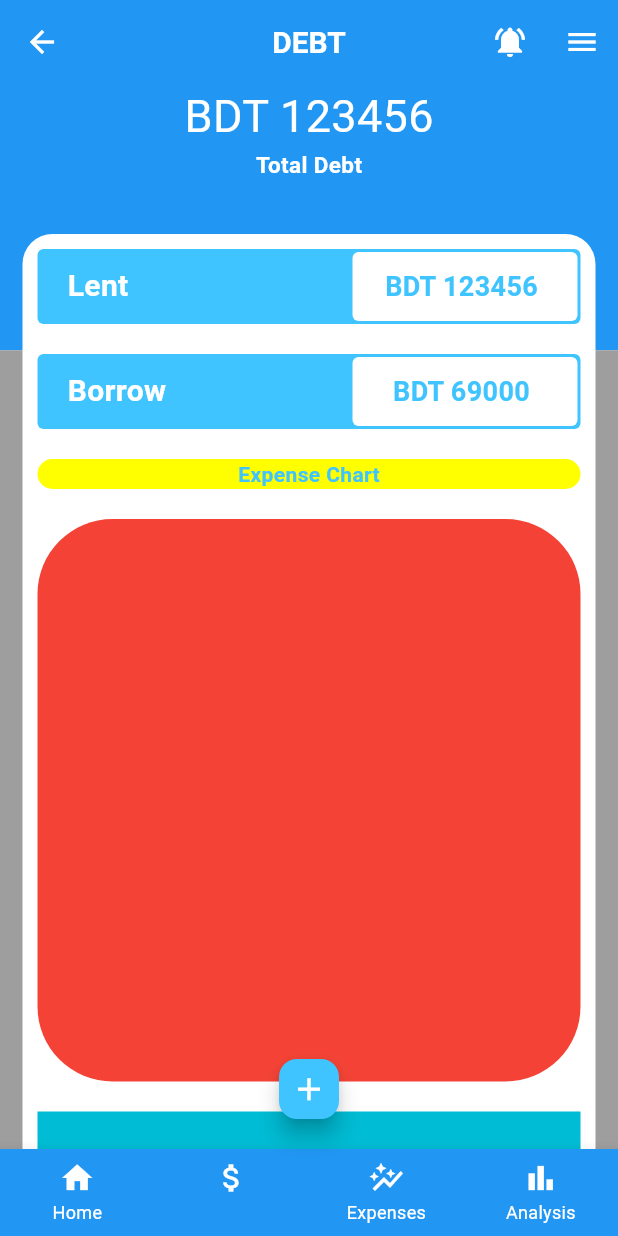
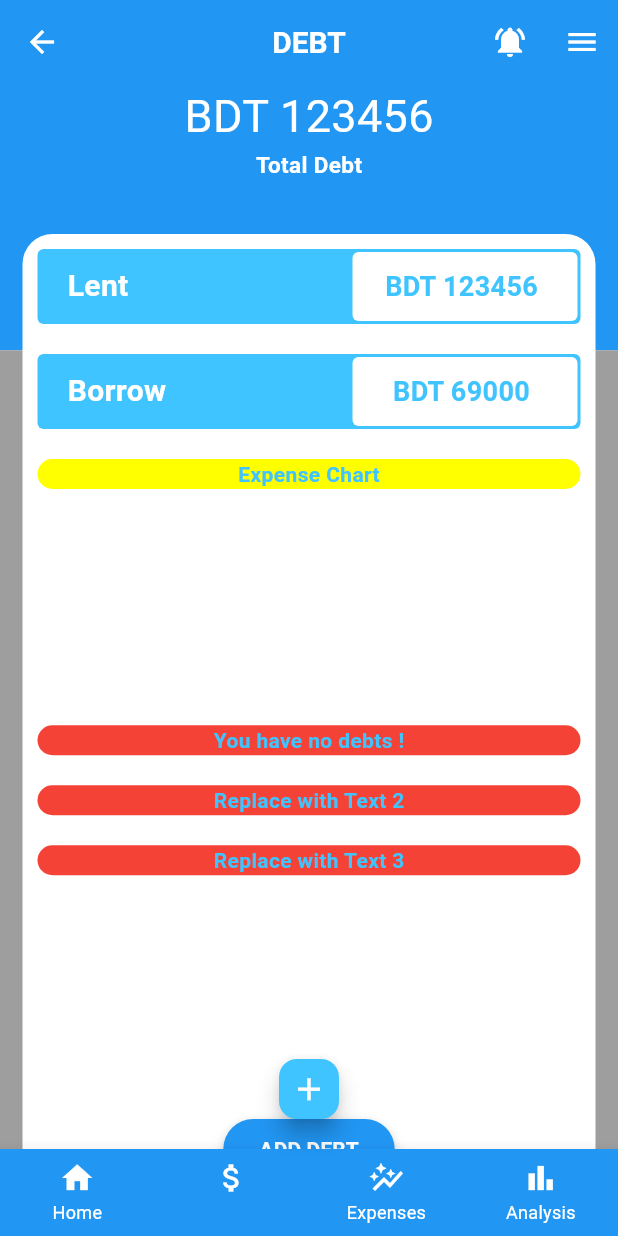
Before and after one commit to aman5196/SpendwiseTracker-App, a Flutter app: the screen it shows after launch, item 2 of the bottom bar chosen, on a phone screen of 412 x 824 dp. Run offline on Flutter 3.47's test engine with Material 3 defaults, Android fonts, the phone set to English and light mode, and no system bars; our stand-ins replace pie_chart.

Commit message:
Update debt_page.dart

```diff
--- a/lib/screens/debt_page.dart
+++ b/lib/screens/debt_page.dart
@@ -183,17 +183,51 @@ class DebtPage extends StatelessWidget {
 
 
                       Expanded(
-                        child: Container(
+                        child: Column( // Use Column for vertical arrangement
+                          mainAxisAlignment: MainAxisAlignment.center,
+                          // Center vertically
+                          children: [
+                            Container(
                               margin: const EdgeInsets.all(10),
                               decoration: BoxDecoration(
                                 color: Colors.red,
-                            borderRadius: BorderRadius.circular(
-                                50), // Adjust the border radius as needed
+                                borderRadius: BorderRadius.circular(50), // Adjust the border radius as needed
                               ),
                               child: Center(
-
-
+                                child: Text(
+                                  " You have no debts ! ",
+                                  style: TextStyle(color: Colors.lightBlueAccent, fontWeight: FontWeight.bold),
                                 ),
+                              ),
+                            ),
+                            // Add two more containers with similar structure, adjust text
+                            Container(
+                              margin: const EdgeInsets.all(10),
+                              decoration: BoxDecoration(
+                                color: Colors.red,
+                                borderRadius: BorderRadius.circular(50), // Adjust the border radius as needed
+                              ),
+                              child: Center(
+                                child: Text(
+                                  " Replace with Text 2 ", // Change text here
+                                  style: TextStyle(color: Colors.lightBlueAccent, fontWeight: FontWeight.bold),
+                                ),
+                              ),
+                            ),
+                            Container(
+                              margin: const EdgeInsets.all(10),
+                              decoration: BoxDecoration(
+                                color: Colors.red,
+                                borderRadius: BorderRadius.circular(50), // Adjust the border radius as needed
+                              ),
+                              child: Center(
+                                child: Text(
+                                  " Replace with Text 3 ", // Change text here
+                                  style: TextStyle(color: Colors.lightBlueAccent, fontWeight: FontWeight.bold),
+                                ),
+                              ),
+                            ),
+                          ],
                         ),
 
                       ),
@@ -201,7 +235,21 @@ class DebtPage extends StatelessWidget {
                       Container(
                            margin: const EdgeInsets.all(10),
                            height: 50,
-                         color: Colors.cyan,
+                           //color: Colors.cyan,
+                         child:Center(
+                           child: ElevatedButton(
+
+                             child: Text("ADD DEBT".toUpperCase(),style: TextStyle(color: Colors.white,
+                                 fontWeight: FontWeight.bold,),),
+                             style: ElevatedButton.styleFrom(
+                               primary: Colors.blue,
+                               elevation: 5,
+                             ),
+                             onPressed: () {},
+                           ),
+                         ),
+
+
                       ),
 
 
```
Lines whose indentation alone changed are shown as unchanged.
